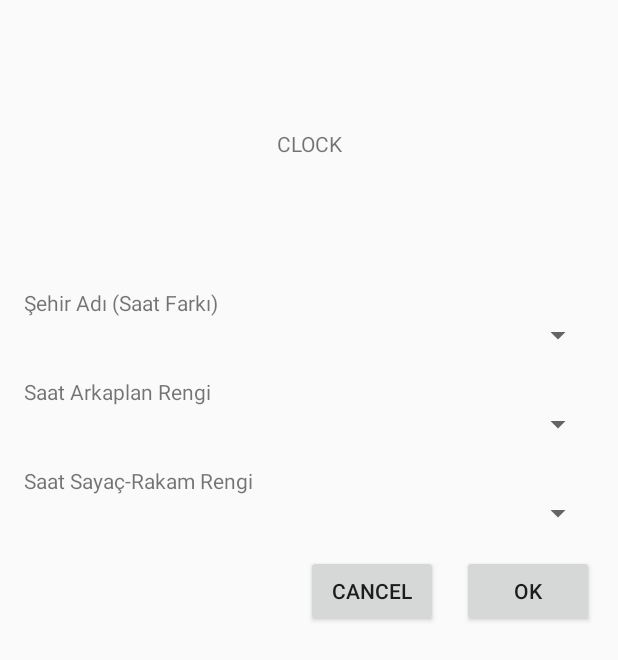
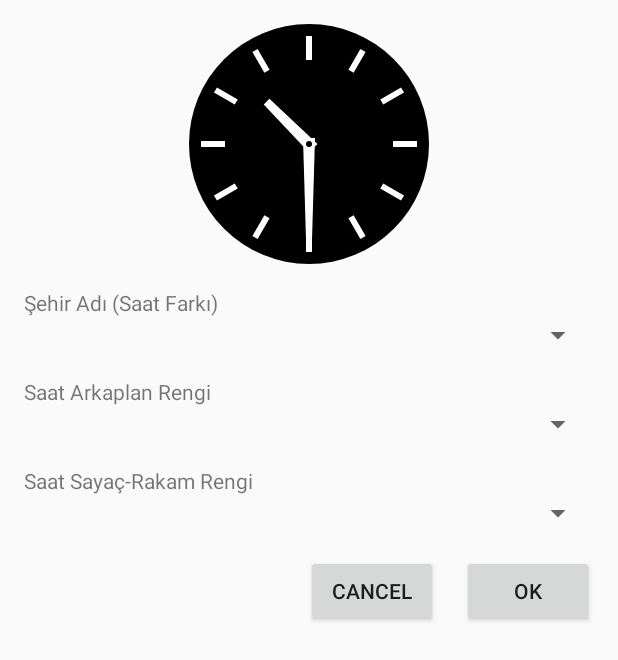
Before and after one commit to ahmetturk/World-Clocks, an Android app: the layout fragment_detail.xml on its own in the app's theme, with its tools: preview values and no code run, on a phone screen of 412 x 824 dp. Shown: the top 660 px of the screen. Run offline under Robolectric (Android 15) with nearby library versions, the phone set to English and light mode, and no system bars.

Commit message:
Add custom ClockView

```diff
--- a/app/src/main/java/com/ahmetroid/worldclocks/detail/DetailFragment.kt
+++ b/app/src/main/java/com/ahmetroid/worldclocks/detail/DetailFragment.kt
@@ -1,6 +1,5 @@
 package com.ahmetroid.worldclocks.detail
 
-import android.os.Bundle
 import androidx.fragment.app.viewModels
 import androidx.navigation.fragment.navArgs
 import com.ahmetroid.worldclocks.R
@@ -15,7 +14,4 @@ class DetailFragment : BaseFragment<FragmentDetailBinding>() {
     override fun getLayoutResId() = R.layout.fragment_detail
 
     private val args: DetailFragmentArgs by navArgs()
-
-    override fun onCreateView(savedInstanceState: Bundle?) {
-    }
 }
--- /dev/null
+++ b/app/src/main/java/com/ahmetroid/worldclocks/view/ClockView.kt
@@ -0,0 +1,117 @@
+package com.ahmetroid.worldclocks.view
+
+import android.content.Context
+import android.graphics.*
+import android.util.AttributeSet
+import android.view.View
+import androidx.core.content.withStyledAttributes
+import androidx.core.graphics.withRotation
+import androidx.core.graphics.withTranslation
+import com.ahmetroid.worldclocks.R
+import java.util.*
+
+class ClockView @JvmOverloads constructor(
+    context: Context, attrs: AttributeSet? = null, defStyleAttr: Int = 0
+) : View(context, attrs, defStyleAttr) {
+
+    private val backgroundPaint = Paint(Paint.ANTI_ALIAS_FLAG).apply {
+        style = Paint.Style.FILL
+    }
+    private val clockPaint = Paint(Paint.ANTI_ALIAS_FLAG).apply {
+        style = Paint.Style.FILL
+    }
+
+    private var timeDifference = 0
+
+    private val rect = RectF()
+    private val hourSignRect = RectF()
+    private val minuteHandPath = Path().apply {
+        fillType = Path.FillType.WINDING
+    }
+    private val hourHandPath = Path().apply {
+        fillType = Path.FillType.WINDING
+    }
+
+    private val calendar = Calendar.getInstance()
+    private val hour
+        get() = (calendar.get(Calendar.HOUR) + timeDifference) * 30 + calendar.get(Calendar.MINUTE) * 0.5f + 180
+    private val minute
+        get() = calendar.get(Calendar.MINUTE) * 6f + 180
+
+    init {
+        context.withStyledAttributes(attrs, R.styleable.ClockView) {
+            backgroundPaint.color = getColor(R.styleable.ClockView_backgroundColor, Color.BLACK)
+            clockPaint.color = getColor(R.styleable.ClockView_clockColor, Color.WHITE)
+            timeDifference = getInt(R.styleable.ClockView_timeDifference, 0)
+        }
+    }
+
+    override fun onSizeChanged(w: Int, h: Int, oldw: Int, oldh: Int) {
+        rect.set(0f, 0f, w.toFloat(), h.toFloat())
+        hourSignRect.set(-w / 80f, 0f, w / 80f, w / 10f)
+
+        val handHeight = w / 40f
+        val handWidth = w / 40f
+        val minuteHandWidth = w / 80f
+        val hourHandWidth = w / 60f
+        val minuteHandHeight = w / 2.5f
+        val hourHandHeight = w / 4f
+
+        minuteHandPath.moveTo(-handWidth, -handHeight)
+        minuteHandPath.lineTo(handWidth, -handHeight)
+        minuteHandPath.lineTo(minuteHandWidth, minuteHandHeight)
+        minuteHandPath.lineTo(-minuteHandWidth, minuteHandHeight)
+        minuteHandPath.lineTo(-handWidth, -handHeight)
+        minuteHandPath.close()
+
+        hourHandPath.moveTo(-handWidth, -handHeight)
+        hourHandPath.lineTo(handWidth, -handHeight)
+        hourHandPath.lineTo(hourHandWidth, hourHandHeight)
+        hourHandPath.lineTo(-hourHandWidth, hourHandHeight)
+        hourHandPath.lineTo(-handWidth, -handHeight)
+        hourHandPath.close()
+    }
+
+    override fun onDraw(canvas: Canvas) {
+        // First, draw background
+        canvas.drawOval(rect, backgroundPaint)
+
+        // Second, draw hour signs
+        val hourSignMargin = hourSignRect.height() / 2
+        canvas.withTranslation(rect.centerX(), hourSignMargin) {
+            for (degree in 0 until 360 step 30) {
+                canvas.withRotation(degree.toFloat(), 0f, rect.centerY() - hourSignMargin) {
+                    drawRect(hourSignRect, clockPaint)
+                }
+            }
+        }
+
+        // Third, draw hands
+        canvas.withTranslation(rect.centerX(), rect.centerY()) {
+            canvas.withRotation(hour) {
+                drawPath(hourHandPath, clockPaint)
+            }
+            canvas.withRotation(minute) {
+                drawPath(minuteHandPath, clockPaint)
+            }
+        }
+
+        // Fourth, draw center dot
+        canvas.drawCircle(rect.centerX(), rect.centerY(), hourSignRect.width() / 2, backgroundPaint)
+    }
+
+    override fun setBackgroundColor(color: Int) {
+        backgroundPaint.color = color
+        invalidate()
+    }
+
+    fun setClockColor(color: Int) {
+        clockPaint.color = color
+        invalidate()
+    }
+
+    fun setTimeDifference(time: Int) {
+        timeDifference = time
+        invalidate()
+    }
+}
--- a/app/src/main/res/layout/fragment_detail.xml
+++ b/app/src/main/res/layout/fragment_detail.xml
@@ -13,13 +13,15 @@
         android:layout_width="match_parent"
         android:layout_height="match_parent">
 
-        <TextView
+        <com.ahmetroid.worldclocks.view.ClockView
             android:id="@+id/clockTextView"
             android:layout_width="160dp"
             android:layout_height="160dp"
             android:layout_marginTop="@dimen/margin_normal"
             android:gravity="center"
-            android:text="CLOCK"
+            app:backgroundColor="@{viewModel.backgroundColor}"
+            app:clockColor="@{viewModel.clockColor}"
+            app:timeDifference="@{viewModel.timeDifference}"
             app:layout_constraintEnd_toEndOf="parent"
             app:layout_constraintStart_toStartOf="parent"
             app:layout_constraintTop_toTopOf="parent" />
```
Also changed, not shown: app/src/main/java/com/ahmetroid/worldclocks/detail/DetailViewModel.kt (+17 -9 lines), app/src/main/res/values/attrs.xml (added, +8 -0 lines).
